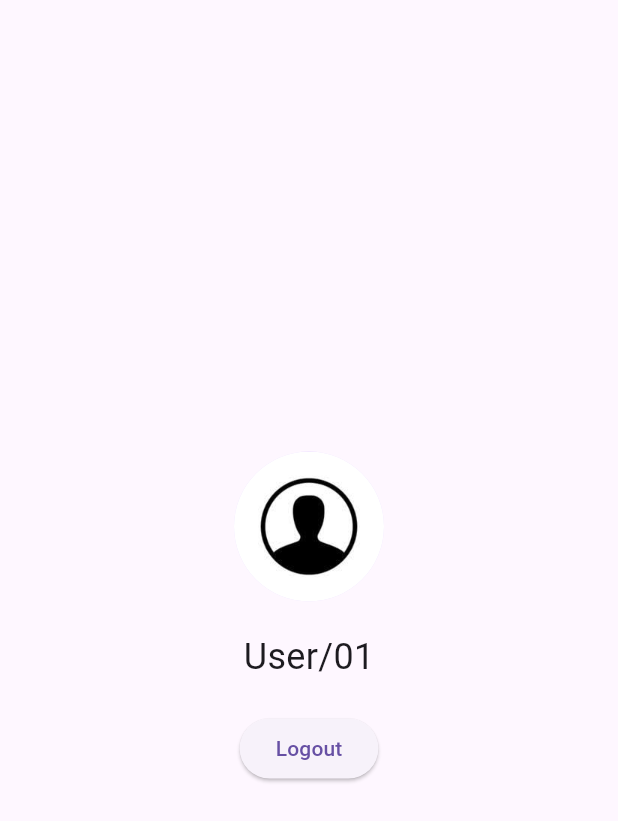
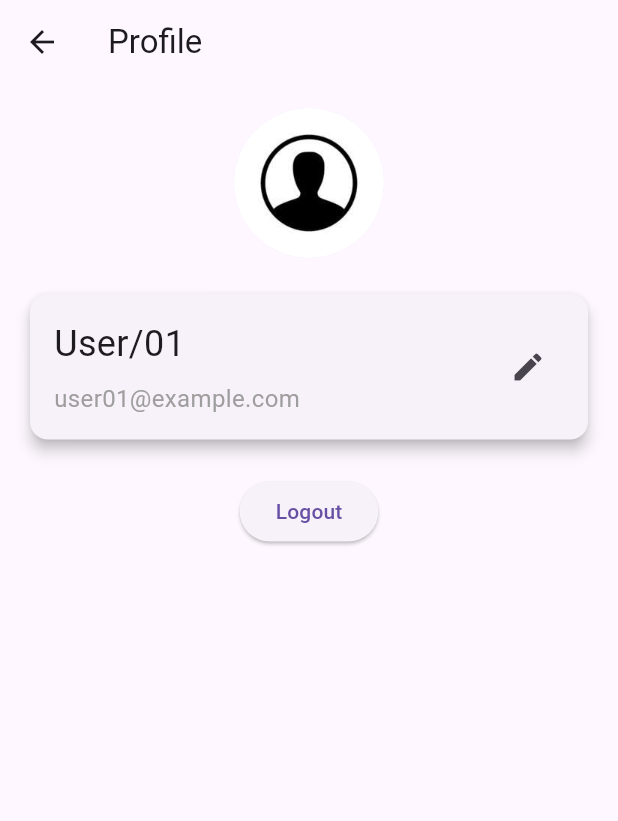
Before and after one commit to SIPalingMumet/Perpus_App, a Flutter app: the ProfilePage screen opened directly, on a phone screen of 412 x 824 dp. Shown: the top 821 px of the screen. Run offline on Flutter 3.47's test engine with Material 3 defaults, Android fonts, the phone set to English and light mode, and no system bars; our stand-ins replace image_picker.

Commit message:
menambahkan pembaruan ui untuk profil page

```diff
--- a/lib/profil_page.dart
+++ b/lib/profil_page.dart
@@ -1,21 +1,122 @@
 import 'package:flutter/material.dart';
+import 'package:image_picker/image_picker.dart';
+import 'dart:io';
 
-class ProfilePage extends StatelessWidget {
+class ProfilePage extends StatefulWidget {
+  @override
+  _ProfilePageState createState() => _ProfilePageState();
+}
+
+class _ProfilePageState extends State<ProfilePage> {
+  String _name = "User/01";
+  String _email = "user01@example.com";
+  File? _image;
+
+  Future<void> _pickImage() async {
+    final pickedFile = await ImagePicker().pickImage(source: ImageSource.gallery);
+    if (pickedFile != null) {
+      setState(() {
+        _image = File(pickedFile.path);
+      });
+    }
+  }
+
+  void _editProfile(BuildContext context) {
+    TextEditingController nameController = TextEditingController(text: _name);
+    TextEditingController emailController = TextEditingController(text: _email);
+
+    showDialog(
+      context: context,
+      builder: (context) {
+        return AlertDialog(
+          title: Text('Edit Profile'),
+          content: Column(
+            mainAxisSize: MainAxisSize.min,
+            children: [
+              TextField(
+                controller: nameController,
+                decoration: InputDecoration(labelText: 'Name'),
+              ),
+              TextField(
+                controller: emailController,
+                decoration: InputDecoration(labelText: 'Email'),
+              ),
+            ],
+          ),
+          actions: [
+            TextButton(
+              onPressed: () {
+                Navigator.of(context).pop();
+              },
+              child: Text('Cancel'),
+            ),
+            TextButton(
+              onPressed: () {
+                setState(() {
+                  _name = nameController.text;
+                  _email = emailController.text;
+                });
+                Navigator.of(context).pop();
+              },
+              child: Text('Save'),
+            ),
+          ],
+        );
+      },
+    );
+  }
+
   @override
   Widget build(BuildContext context) {
     return Scaffold(
-      body: Center(
+      appBar: AppBar(
+        title: Text('Profile'),
+      ),
+      body: Padding(
+        padding: const EdgeInsets.all(16.0),
         child: Column(
-          mainAxisAlignment: MainAxisAlignment.center,
+          crossAxisAlignment: CrossAxisAlignment.center,
           children: [
-            CircleAvatar(
-              radius: 50,
-              backgroundImage: AssetImage('assets/images/kuskus.jpg'), // Ensure this image is available in assets folder
+            GestureDetector(
+              onTap: _pickImage,
+              child: CircleAvatar(
+                radius: 50,
+                backgroundImage: _image != null
+                    ? FileImage(_image!)
+                    : AssetImage('assets/images/kuskus.jpg') as ImageProvider,
+              ),
             ),
             SizedBox(height: 20),
-            Text(
-              'User/01',
-              style: TextStyle(fontSize: 24),
+            Card(
+              elevation: 4,
+              child: Padding(
+                padding: const EdgeInsets.all(16.0),
+                child: Row(
+                  mainAxisAlignment: MainAxisAlignment.spaceBetween,
+                  children: [
+                    Column(
+                      crossAxisAlignment: CrossAxisAlignment.start,
+                      children: [
+                        Text(
+                          _name,
+                          style: TextStyle(fontSize: 24),
+                        ),
+                        SizedBox(height: 8),
+                        Text(
+                          _email,
+                          style: TextStyle(fontSize: 16, color: Colors.grey),
+                        ),
+                      ],
+                    ),
+                    IconButton(
+                      icon: Icon(Icons.edit),
+                      onPressed: () {
+                        _editProfile(context);
+                      },
+                    ),
+                  ],
+                ),
+              ),
             ),
             SizedBox(height: 20),
             ElevatedButton(
```
